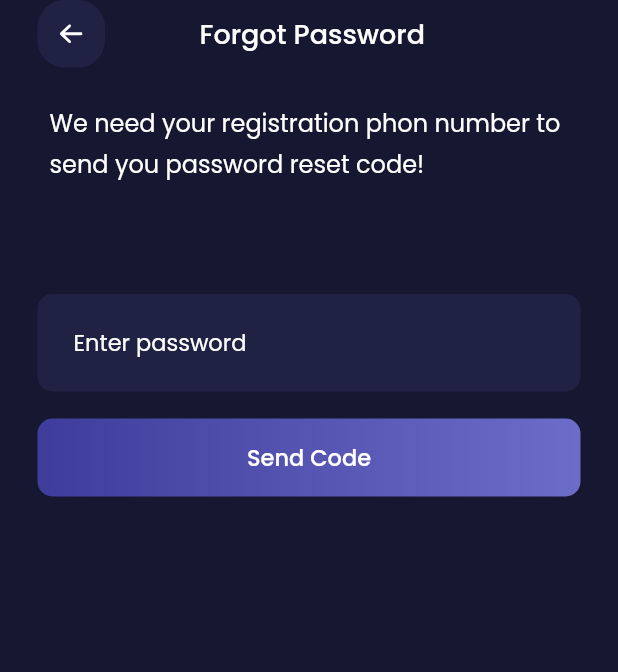
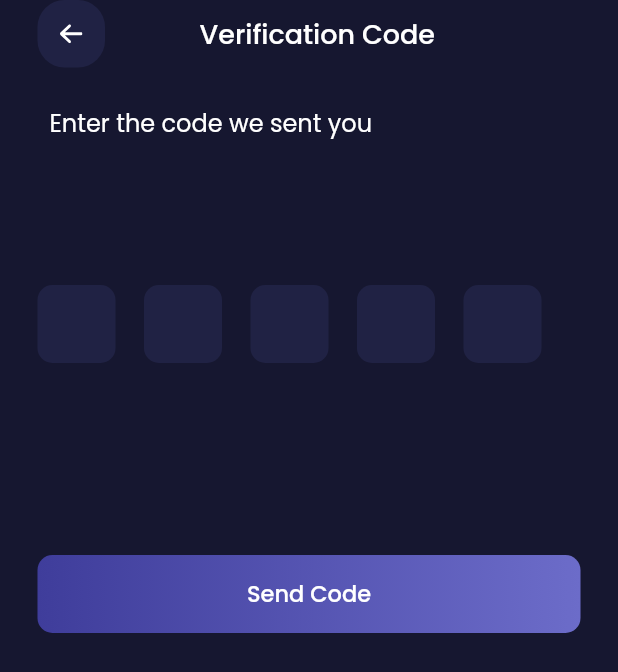
Before and after one commit to Dan-Y-Ko/Flutter-Dart-Playground, a Flutter app: the ForgotPassword screen opened by its route, after a tap on "Send Code", on a phone screen of 412 x 824 dp. Shown: the top 672 px of the screen. Run offline on Flutter 3.47's test engine with Material 2 defaults, Android fonts, the phone set to English and light mode, and no system bars; our stand-ins replace flutter_svg, google_fonts.

Commit message:
finish verification widget

```diff
--- /dev/null
+++ b/flutter/ui/banking_app_ui/lib/core/widgets/verification-input.dart
@@ -0,0 +1,112 @@
+import 'package:banking_app_ui/core/utils/theme/theme.dart';
+import 'package:flutter/material.dart';
+
+class VerificationInput extends StatefulWidget {
+  const VerificationInput({Key? key}) : super(key: key);
+
+  @override
+  _VerificationInputState createState() => _VerificationInputState();
+}
+
+class _VerificationInputState extends State<VerificationInput> {
+  late List<FocusNode> focusNodeList;
+
+  @override
+  void didChangeDependencies() {
+    super.didChangeDependencies();
+
+    focusNodeList = [
+      FocusNode(),
+      FocusNode(),
+      FocusNode(),
+      FocusNode(),
+      FocusNode(),
+    ];
+  }
+
+  @override
+  void dispose() {
+    super.dispose();
+
+    focusNodeList.forEach((node) {
+      node.dispose();
+    });
+  }
+
+  @override
+  Widget build(BuildContext context) {
+    return Container(
+      height: 52.0,
+      child: ListView.builder(
+        scrollDirection: Axis.horizontal,
+        itemCount: focusNodeList.length,
+        itemBuilder: (BuildContext context, int index) {
+          return Container(
+            margin: EdgeInsets.only(right: 19.0),
+            width: 52.0,
+            height: 52.0,
+            decoration: BoxDecoration(
+              borderRadius: BorderRadius.circular(10.0),
+              color: AppTheme().tertiaryUI,
+            ),
+            child: TextField(
+              onChanged: (_) {
+                focusNodeList[index + 1].requestFocus();
+              },
+              focusNode: focusNodeList[index],
+              keyboardType: TextInputType.number,
+              cursorColor: AppTheme().secondaryUI,
+              maxLength: 1,
+              decoration: InputDecoration(
+                border: InputBorder.none,
+                labelText: '',
+                contentPadding: EdgeInsets.only(
+                  left: 25.0,
+                  bottom: 18.0,
+                ),
+                counterText: '',
+              ),
+              style: TextStyle(
+                color: AppTheme().primaryText,
+                fontWeight: AppTheme().fontWeights[2],
+                fontSize: AppTheme().fontSizes[11],
+              ),
+            ),
+          );
+        },
+      ),
+    );
+
+    // Row(
+    //   children: [
+    //     Container(
+    //       margin: EdgeInsets.only(right: 8.0),
+    //       width: 52.0,
+    //       height: 52.0,
+    //       decoration: BoxDecoration(
+    //         borderRadius: BorderRadius.circular(10.0),
+    //         color: AppTheme().tertiaryUI,
+    //       ),
+    //       child: TextField(
+    //         cursorColor: AppTheme().secondaryUI,
+    //         maxLength: 1,
+    //         decoration: InputDecoration(
+    //           border: InputBorder.none,
+    //           labelText: '',
+    //           contentPadding: EdgeInsets.only(
+    //             left: 25.0,
+    //             bottom: 18.0,
+    //           ),
+    //           counterText: '',
+    //         ),
+    //         style: TextStyle(
+    //           color: AppTheme().primaryText,
+    //           fontWeight: AppTheme().fontWeights[2],
+    //           fontSize: AppTheme().fontSizes[11],
+    //         ),
+    //       ),
+    //     ),
+    //   ],
+    // );
+  }
+}
--- a/flutter/ui/banking_app_ui/lib/main.dart
+++ b/flutter/ui/banking_app_ui/lib/main.dart
@@ -1,4 +1,5 @@
 import 'package:banking_app_ui/module/auth/screens/forgot-password.dart';
+import 'package:banking_app_ui/module/auth/screens/verification.dart';
 import 'package:flutter/material.dart';
 import 'package:google_fonts/google_fonts.dart';
 
@@ -26,6 +27,7 @@ class MyApp extends StatelessWidget {
         AuthScreen.routeName: (_) => AuthScreen(),
         HomeScreen.routeName: (_) => HomeScreen(),
         ForgotPassword.routeName: (_) => ForgotPassword(),
+        Verification.routeName: (_) => Verification(),
       },
     );
   }
--- a/flutter/ui/banking_app_ui/lib/module/auth/screens/forgot-password.dart
+++ b/flutter/ui/banking_app_ui/lib/module/auth/screens/forgot-password.dart
@@ -2,7 +2,7 @@ import 'package:banking_app_ui/core/utils/theme/theme.dart';
 import 'package:banking_app_ui/core/widgets/gradient-button.dart';
 import 'package:banking_app_ui/core/widgets/header.dart';
 import 'package:banking_app_ui/core/widgets/input.dart';
-import 'package:banking_app_ui/module/auth/widgets/back-arrow-widget.dart';
+import 'package:banking_app_ui/module/auth/screens/verification.dart';
 import 'package:flutter/material.dart';
 
 class ForgotPassword extends StatelessWidget {
@@ -52,7 +52,9 @@ class ForgotPassword extends StatelessWidget {
                 GradientButton(
                   text: 'Send Code',
                   padding: EdgeInsets.zero,
-                  onPress: (context, id) {},
+                  onPress: (context, id) {
+                    Navigator.of(context).pushNamed(Verification.routeName);
+                  },
                   colors: [
                     AppTheme().primaryUI!,
                     AppTheme().secondaryUI!,
--- a/flutter/ui/banking_app_ui/lib/module/auth/screens/verification.dart
+++ b/flutter/ui/banking_app_ui/lib/module/auth/screens/verification.dart
@@ -0,0 +1,65 @@
+import 'package:banking_app_ui/core/utils/theme/theme.dart';
+import 'package:banking_app_ui/core/widgets/gradient-button.dart';
+import 'package:banking_app_ui/core/widgets/header.dart';
+import 'package:banking_app_ui/core/widgets/input.dart';
+import 'package:banking_app_ui/core/widgets/verification-input.dart';
+import 'package:flutter/material.dart';
+
+class Verification extends StatelessWidget {
+  const Verification({Key? key}) : super(key: key);
+
+  static const routeName = '/verification';
+
+  @override
+  Widget build(BuildContext context) {
+    return Scaffold(
+      backgroundColor: AppTheme().primaryBackground,
+      body: SingleChildScrollView(
+        child: SafeArea(
+          child: Padding(
+            padding: const EdgeInsets.symmetric(horizontal: 25.0),
+            child: Column(
+              crossAxisAlignment: CrossAxisAlignment.stretch,
+              children: [
+                Header(
+                  appBarText: 'Verification Code',
+                ),
+                SizedBox(
+                  height: 23.0,
+                ),
+                Padding(
+                  padding: const EdgeInsets.symmetric(horizontal: 8.0),
+                  child: Text(
+                    'Enter the code we sent you',
+                    style: TextStyle(
+                      fontWeight: AppTheme().fontWeights[1],
+                      fontSize: AppTheme().fontSizes[7],
+                      color: AppTheme().primaryText,
+                      height: 1.7,
+                    ),
+                  ),
+                ),
+                SizedBox(
+                  height: 95.0,
+                ),
+                VerificationInput(),
+                SizedBox(
+                  height: 128,
+                ),
+                GradientButton(
+                  text: 'Send Code',
+                  padding: EdgeInsets.zero,
+                  onPress: (context, id) {},
+                  colors: [
+                    AppTheme().primaryUI!,
+                    AppTheme().secondaryUI!,
+                  ],
+                )
+              ],
+            ),
+          ),
+        ),
+      ),
+    );
+  }
+}
```
